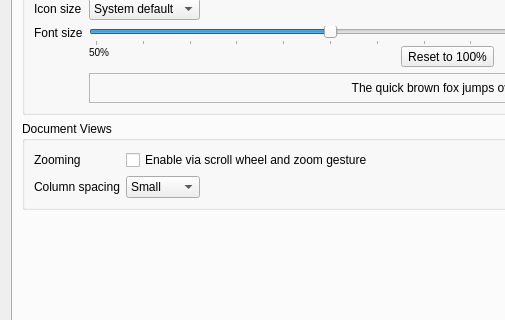
Above: src/desktop/settingsdialog.ui from rgriebl/brickstore before the change; both pictures show x 0 to 505 and y 105 to 425 of the 889 by 791 pixel window. Below: the same form after it.
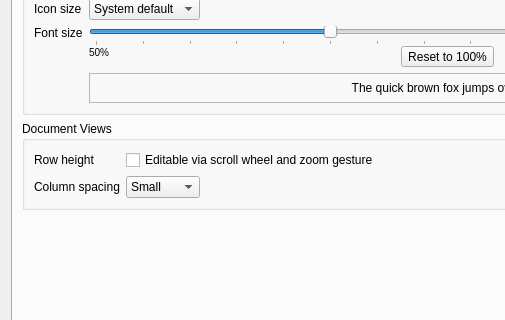
That is the form after the change. Icons and pictures are not drawn.

Commit message: Change the naming from zoom-document to set-row-height

```diff
--- a/src/desktop/settingsdialog.ui
+++ b/src/desktop/settingsdialog.ui
@@ -524,14 +524,14 @@
           <item row="0" column="0">
            <widget class="QLabel" name="label_19">
             <property name="text">
-             <string>Zooming</string>
+             <string>Row height</string>
             </property>
            </widget>
           </item>
           <item row="0" column="1">
            <widget class="QCheckBox" name="w_wheelZoom">
             <property name="text">
-             <string>Enable via scroll wheel and zoom gesture</string>
+             <string>Editable via scroll wheel and zoom gesture</string>
             </property>
            </widget>
           </item>
```
Left out of the diff: 2 changed lines with no effect on the pictures. The commit also changes 8 other files.
